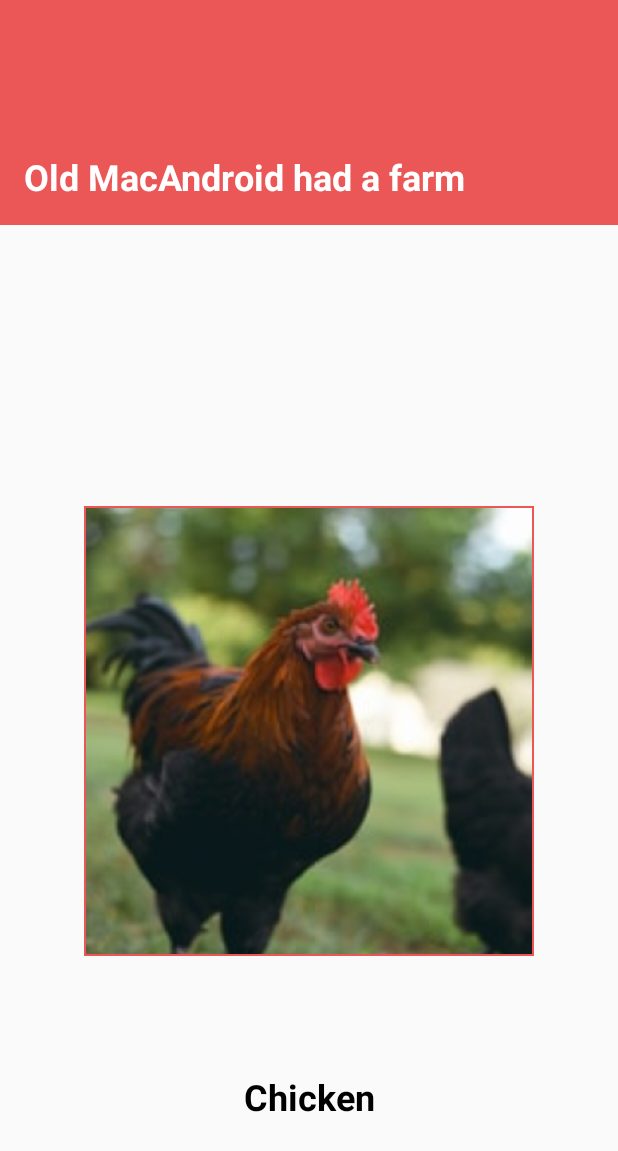
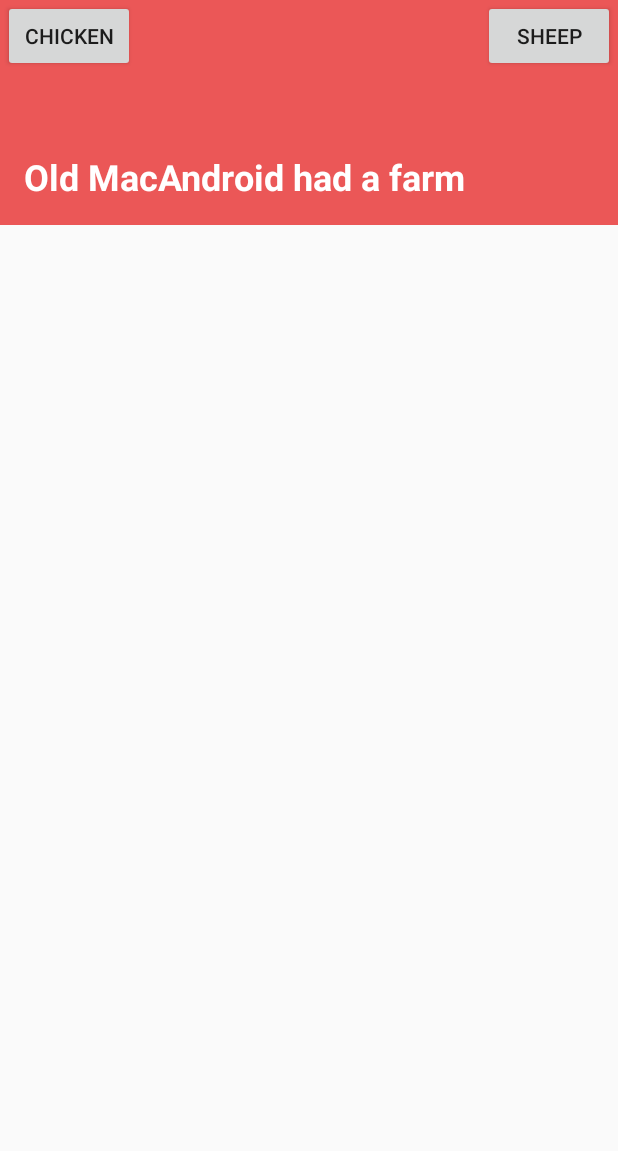
Before and after one commit to kristiania-android-course-2021/MacAndroidFarm, an Android app: the screen it shows after launch (MainActivity), on a phone screen of 412 x 824 dp. Shown: the top 1151 px of the screen. Run offline under Robolectric (Android 15) with nearby library versions, the phone set to English and light mode, and no system bars.

Commit message:
dynamic fragments

```diff
--- a/app/src/main/java/no/kristiania/android/farm/MainActivity.kt
+++ b/app/src/main/java/no/kristiania/android/farm/MainActivity.kt
@@ -4,6 +4,8 @@ import android.os.Bundle
 import android.view.LayoutInflater
 import androidx.appcompat.app.AppCompatActivity
 import no.kristiania.android.farm.databinding.ActivityMainBinding
+import no.kristiania.android.farm.details.ChickenFragment
+import no.kristiania.android.farm.details.SheepFragment
 
 class MainActivity : AppCompatActivity() {
     private lateinit var binding: ActivityMainBinding
@@ -12,5 +14,13 @@ class MainActivity : AppCompatActivity() {
         super.onCreate(savedInstanceState)
         binding = ActivityMainBinding.inflate(LayoutInflater.from(this))
         setContentView(binding.root)
+        with(binding) {
+            btnChicken.setOnClickListener {
+                supportFragmentManager.beginTransaction().replace(R.id.fragment_container, ChickenFragment()).commit()
+            }
+            btnSheep.setOnClickListener {
+                supportFragmentManager.beginTransaction().replace(R.id.fragment_container, SheepFragment()).commit()
+            }
+        }
     }
 }
--- a/app/src/main/res/layout/activity_main.xml
+++ b/app/src/main/res/layout/activity_main.xml
@@ -21,9 +21,32 @@
             tools:layout_editor_absoluteX="0dp"
             app:layout_constraintTop_toTopOf="parent"/>
 
-    <fragment
+    <Button
+            android:id="@+id/btn_chicken"
+            android:layout_marginStart="2dp"
+            android:textSize="14sp"
+            android:elevation="3dp"
+            android:paddingHorizontal="8dp"
+            android:text="@string/chicken"
+            android:layout_width="wrap_content"
+            android:layout_height="wrap_content"
+            app:layout_constraintTop_toTopOf="parent"
+            app:layout_constraintStart_toStartOf="parent"/>
+    <Button
+            android:id="@+id/btn_sheep"
+            android:paddingHorizontal="8dp"
+            android:layout_marginEnd="2dp"
+            android:elevation="3dp"
+            android:textSize="14sp"
+            android:text="@string/sheep"
+            android:layout_width="wrap_content"
+            android:layout_height="wrap_content"
+            app:layout_constraintTop_toTopOf="parent"
+            app:layout_constraintEnd_toEndOf="parent"/>
+
+
+    <FrameLayout
             android:id="@+id/fragment_container"
-            android:name="no.kristiania.android.farm.details.AnimalFragment"
             android:layout_width="match_parent"
             android:layout_height="0dp"
             app:layout_constraintTop_toBottomOf="@+id/farm_tittle_text"
--- a/app/src/main/res/layout/fragment_animal.xml
+++ b/app/src/main/res/layout/fragment_animal.xml
@@ -2,15 +2,15 @@
 <androidx.constraintlayout.widget.ConstraintLayout
         xmlns:android="http://schemas.android.com/apk/res/android"
         xmlns:app="http://schemas.android.com/apk/res-auto"
+        xmlns:tools="http://schemas.android.com/tools"
         android:layout_width="match_parent"
         android:layout_height="match_parent">
 
     <ImageView
             android:background="@color/colorPrimary"
             android:scaleType="fitXY"
-            android:layout_margin="16dp"
             android:id="@+id/image_bigger"
-            android:src="@drawable/chicken"
+            tools:src="@drawable/chicken"
             android:padding="1dp"
             android:layout_width="300dp"
             android:layout_height="300dp"
@@ -21,7 +21,7 @@
 
     <TextView
             android:id="@+id/text_name_animal"
-            android:text="@string/chicken"
+            tools:text="@string/chicken"
             android:textSize="24sp"
             android:textStyle="bold"
             android:textColor="@color/black"
```
Also changed, not shown: app/src/main/java/no/kristiania/android/farm/details/ChickenFragment.kt (renamed from app/src/main/java/no/kristiania/android/farm/details/AnimalFragment.kt, +6 -1 lines), app/src/main/java/no/kristiania/android/farm/details/SheepFragment.kt (added, +38 -0 lines).
